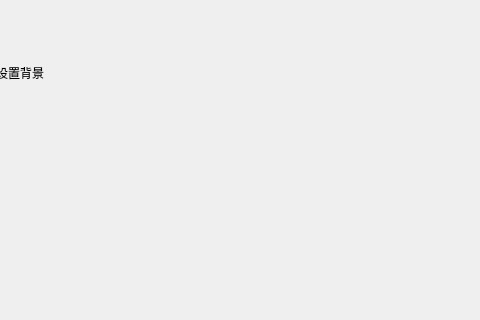
First picture: the form in src/XMusic/bkgdlg.ui, repository 1028417/XMusic, before the edit; both pictures show x 420 to 900 and y 0 to 320 of the 900 by 600 pixel window.
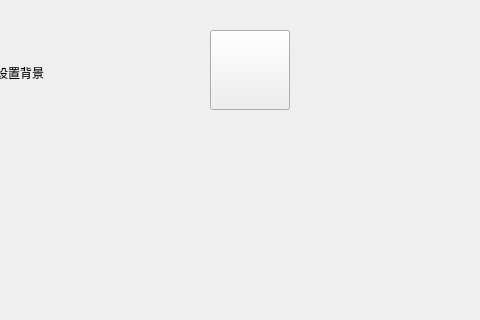
Second picture: the form after the edit. Icons and pictures are not drawn. Custom widgets are drawn as their Qt base class.

```diff
--- a/src/XMusic/bkgdlg.ui
+++ b/src/XMusic/bkgdlg.ui
@@ -57,6 +57,34 @@
     <set>Qt::AlignCenter</set>
    </property>
   </widget>
+  <widget class="CButton" name="btnColor">
+   <property name="geometry">
+    <rect>
+     <x>630</x>
+     <y>30</y>
+     <width>80</width>
+     <height>80</height>
+    </rect>
+   </property>
+   <property name="autoFillBackground">
+    <bool>false</bool>
+   </property>
+   <property name="styleSheet">
+    <string notr="true">border-image: url(:/img/btnColor.png);</string>
+   </property>
+   <property name="text">
+    <string/>
+   </property>
+   <property name="iconSize">
+    <size>
+     <width>100</width>
+     <height>100</height>
+    </size>
+   </property>
+   <property name="flat">
+    <bool>false</bool>
+   </property>
+  </widget>
   <zorder>labelTitle</zorder>
   <zorder>btnReturn</zorder>
  </widget>
```
Left out of the diff: 1 changed line with no effect on the pictures.
